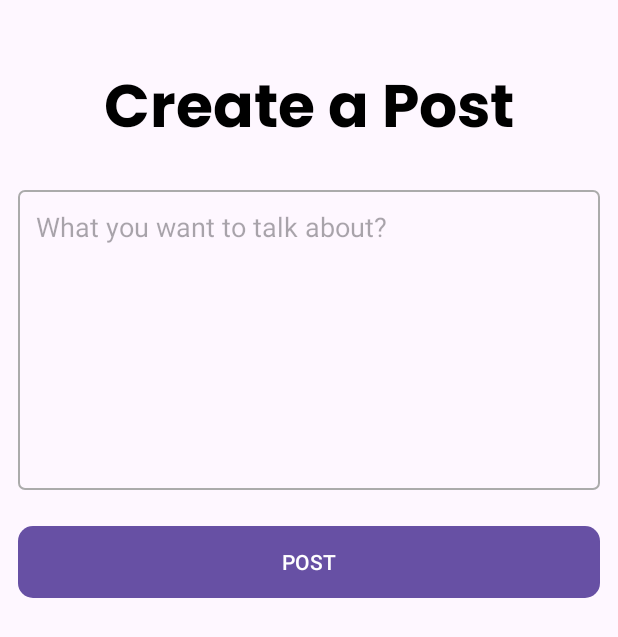
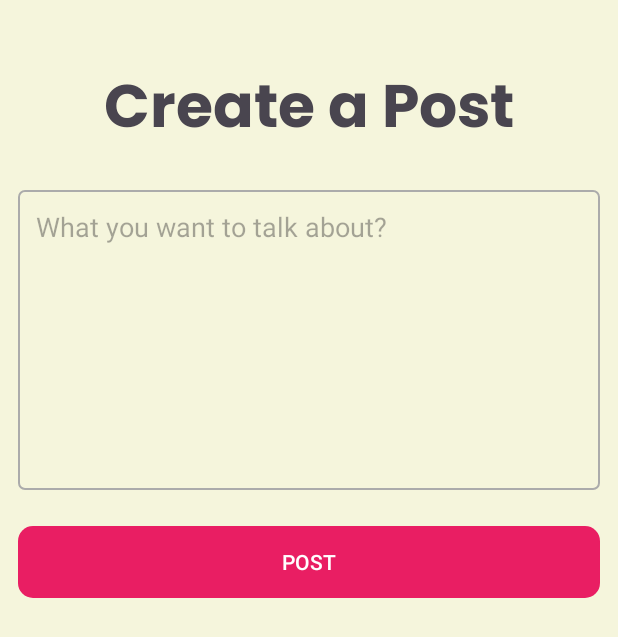
Before and after one commit to rahul-chaudhary/MySocialMedia, an Android app: the CreatePostActivity screen opened directly, with no data from a screen before it, on a phone screen of 412 x 824 dp. Shown: the top 637 px of the screen. Run offline under Robolectric (Android 15) with nearby library versions, the phone set to English and light mode, and no system bars; our stand-ins replace Firebase (no records; nobody signed in at launch, a user with empty details on screens opened directly).

Commit message:
Updated theme of the app

```diff
--- a/app/src/main/res/layout/activity_create_post.xml
+++ b/app/src/main/res/layout/activity_create_post.xml
@@ -15,7 +15,6 @@
         android:layout_marginBottom="5dp"
         android:gravity="center"
         android:text="@string/create_a_post"
-        android:textColor="@color/black"
         android:textSize="40sp"
         android:fontFamily="@font/poppins_bold"
         />
--- a/app/src/main/res/layout/activity_main.xml
+++ b/app/src/main/res/layout/activity_main.xml
@@ -15,7 +15,6 @@
         android:fontFamily="@font/poppins_bold"
         android:text="@string/ound_the_world"
         android:textAlignment="center"
-        android:textColor="@color/black"
         android:textSize="40sp"
         app:layout_constraintBottom_toTopOf="@+id/recyclerView"
         app:layout_constraintEnd_toEndOf="parent"
@@ -38,7 +37,6 @@
         android:layout_width="wrap_content"
         android:layout_height="wrap_content"
         android:layout_margin="24dp"
-        android:backgroundTint="@color/clrLightGrey"
         android:contentDescription="@string/add_a_post"
         android:src="@drawable/baseline_add_24"
         app:layout_constraintBottom_toBottomOf="parent"
--- a/app/src/main/res/layout/item_post.xml
+++ b/app/src/main/res/layout/item_post.xml
@@ -25,7 +25,6 @@
             android:layout_width="0dp"
             android:layout_height="wrap_content"
             android:layout_marginStart="12dp"
-            android:textColor="#212121"
             android:textSize="16sp"
             android:textStyle="bold"
             app:layout_constraintLeft_toRightOf="@id/userImage"
@@ -47,7 +46,6 @@
             android:layout_width="0dp"
             android:layout_height="wrap_content"
             android:layout_marginTop="12dp"
-            android:textColor="#212121"
             android:textSize="16sp"
             app:layout_constraintLeft_toLeftOf="parent"
             app:layout_constraintRight_toRightOf="parent"
--- a/app/src/main/res/values-night/themes.xml
+++ b/app/src/main/res/values-night/themes.xml
@@ -1,7 +1,31 @@
 <resources xmlns:tools="http://schemas.android.com/tools">
+
     <!-- Base application theme. -->
+
     <style name="Base.Theme.MySocialMedia" parent="Theme.Material3.DayNight.NoActionBar">
+
         <!-- Customize your dark theme here. -->
-        <!-- <item name="colorPrimary">@color/my_dark_primary</item> -->
+
+        <!-- Primary color for the app bar and other UI elements -->
+        <item name="colorPrimary">@color/pink</item>
+
+        <!-- Accent color for widgets and UI controls -->
+        <item name="colorAccent">@color/beige</item>
+
+        <!-- Background color for the app's content area -->
+        <item name="android:windowBackground">@color/black</item>
+
+        <!-- Color of the status bar -->
+        <item name="android:statusBarColor">@color/beige</item>
+
+        <!-- Text color for primary content -->
+        <item name="android:textColorPrimary">@color/white</item>
+
+        <!-- Text color for secondary content -->
+        <item name="android:textColorSecondary">@color/white</item>
+
+        <!-- Customize other attributes as needed -->
+
     </style>
+
 </resources>
--- a/app/src/main/res/values/colors.xml
+++ b/app/src/main/res/values/colors.xml
@@ -4,7 +4,6 @@
     <color name="white">#FFFFFFFF</color>
     <color name="beige">#F5F5DC</color>
     <color name="blue_dark">#00008B</color>
-    <color name="purpleDark">#9C27B0</color>
     <color name="pink">#E91E63</color>
     <color name="transparent">#00FFFFFF</color>
     <color name="black_light">#33000000</color>
--- a/app/src/main/res/values/themes.xml
+++ b/app/src/main/res/values/themes.xml
@@ -1,9 +1,33 @@
 <resources xmlns:tools="http://schemas.android.com/tools">
+
     <!-- Base application theme. -->
+
     <style name="Base.Theme.MySocialMedia" parent="Theme.Material3.DayNight.NoActionBar">
+
         <!-- Customize your light theme here. -->
-        <!-- <item name="colorPrimary">@color/my_light_primary</item> -->
+
+        <!-- Primary color -->
+        <item name="colorPrimary">@color/pink</item>
+
+        <!-- Accent color -->
+        <item name="colorAccent">@color/beige</item>
+
+        <!-- Background color -->
+        <item name="android:colorBackground">@color/beige</item>
+
+        <!-- Text color -->
+        <item name="android:textColorPrimary">@color/black</item>
+
+        <!-- Status bar color (optional) -->
+        <item name="android:statusBarColor">@color/beige</item>
+
+        <!-- Navigation bar color (optional) -->
+        <item name="android:navigationBarColor">@color/white</item>
+
+        <!-- Other customizations as needed -->
+
     </style>
 
     <style name="Theme.MySocialMedia" parent="Base.Theme.MySocialMedia" />
+
 </resources>
```
